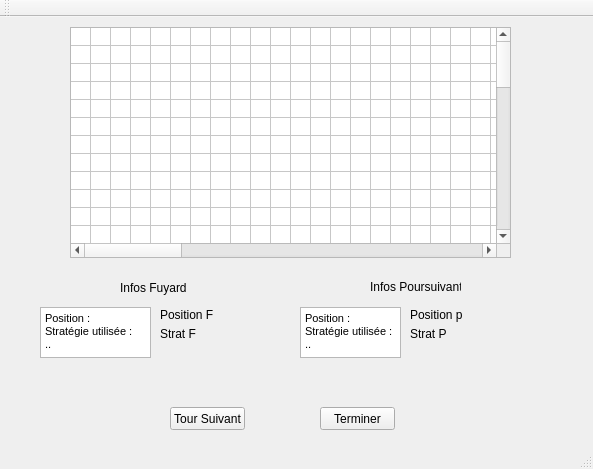
First picture: the form in mainwindow.ui, repository L3TZ/CoursePoursuite, before the edit.
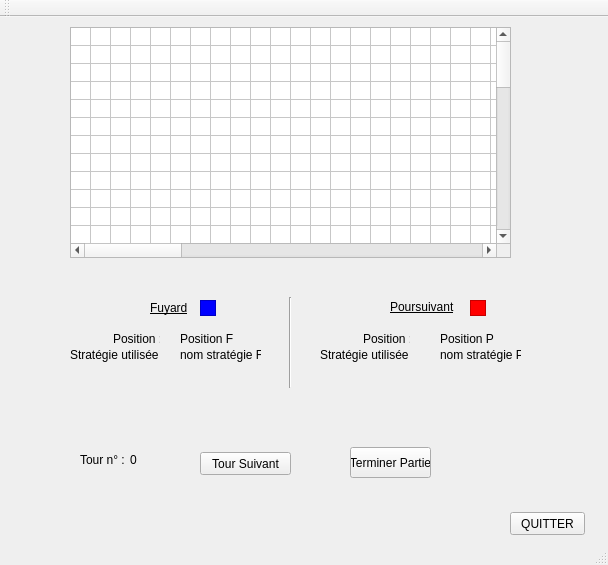
Second picture: the form after the edit.

Commit message: (Elo)Amélioration interface avant première démo

```diff
--- a/mainwindow.ui
+++ b/mainwindow.ui
@@ -6,8 +6,8 @@
    <rect>
     <x>0</x>
     <y>0</y>
-    <width>593</width>
-    <height>469</height>
+    <width>608</width>
+    <height>565</height>
    </rect>
   </property>
   <property name="windowTitle">
@@ -20,43 +20,39 @@
     </property>
     <property name="geometry">
      <rect>
-      <x>120</x>
-      <y>260</y>
-      <width>71</width>
+      <x>150</x>
+      <y>280</y>
+      <width>41</width>
       <height>21</height>
      </rect>
     </property>
+    <property name="font">
+     <font>
+      <pointsize>9</pointsize>
+      <underline>true</underline>
+     </font>
+    </property>
     <property name="text">
-     <string>Infos Fuyard</string>
+     <string>Fuyard</string>
     </property>
    </widget>
    <widget class="QLabel" name="labelP">
     <property name="geometry">
      <rect>
-      <x>370</x>
-      <y>260</y>
-      <width>91</width>
+      <x>390</x>
+      <y>280</y>
+      <width>71</width>
       <height>20</height>
      </rect>
     </property>
-    <property name="text">
-     <string>Infos Poursuivant</string>
+    <property name="font">
+     <font>
+      <pointsize>9</pointsize>
+      <underline>true</underline>
+     </font>
     </property>
-   </widget>
-   <widget class="QPushButton" name="boutonTourSuiv">
-    <property name="geometry">
-     <rect>
-      <x>170</x>
-      <y>390</y>
-      <width>75</width>
-      <height>23</height>
-     </rect>
-    </property>
     <property name="text">
-     <string>Tour Suivant</string>
-    </property>
-    <property name="checkable">
-     <bool>true</bool>
+     <string>Poursuivant</string>
     </property>
    </widget>
    <widget class="QTableWidget" name="grille">
@@ -230,62 +226,24 @@
    <widget class="QPushButton" name="boutonTerminer">
     <property name="geometry">
      <rect>
-      <x>320</x>
-      <y>390</y>
+      <x>510</x>
+      <y>495</y>
       <width>75</width>
       <height>23</height>
      </rect>
     </property>
     <property name="text">
-     <string>Terminer</string>
+     <string>QUITTER</string>
     </property>
     <property name="checkable">
      <bool>true</bool>
     </property>
    </widget>
-   <widget class="QTextBrowser" name="textFuyard">
-    <property name="geometry">
-     <rect>
-      <x>40</x>
-      <y>290</y>
-      <width>111</width>
-      <height>51</height>
-     </rect>
-    </property>
-    <property name="html">
-     <string>&lt;!DOCTYPE HTML PUBLIC &quot;-//W3C//DTD HTML 4.0//EN&quot; &quot;http://www.w3.org/TR/REC-html40/strict.dtd&quot;&gt;
-&lt;html&gt;&lt;head&gt;&lt;meta name=&quot;qrichtext&quot; content=&quot;1&quot; /&gt;&lt;style type=&quot;text/css&quot;&gt;
-p, li { white-space: pre-wrap; }
-&lt;/style&gt;&lt;/head&gt;&lt;body style=&quot; font-family:'MS Shell Dlg 2'; font-size:8.25pt; font-weight:400; font-style:normal;&quot;&gt;
-&lt;p style=&quot; margin-top:0px; margin-bottom:0px; margin-left:0px; margin-right:0px; -qt-block-indent:0; text-indent:0px;&quot;&gt;Position :&lt;/p&gt;
-&lt;p style=&quot; margin-top:0px; margin-bottom:0px; margin-left:0px; margin-right:0px; -qt-block-indent:0; text-indent:0px;&quot;&gt;Stratégie utilisée :&lt;/p&gt;
-&lt;p style=&quot; margin-top:0px; margin-bottom:0px; margin-left:0px; margin-right:0px; -qt-block-indent:0; text-indent:0px;&quot;&gt;..&lt;/p&gt;&lt;/body&gt;&lt;/html&gt;</string>
-    </property>
-   </widget>
-   <widget class="QTextBrowser" name="textPoursuivant">
-    <property name="geometry">
-     <rect>
-      <x>300</x>
-      <y>290</y>
-      <width>101</width>
-      <height>51</height>
-     </rect>
-    </property>
-    <property name="html">
-     <string>&lt;!DOCTYPE HTML PUBLIC &quot;-//W3C//DTD HTML 4.0//EN&quot; &quot;http://www.w3.org/TR/REC-html40/strict.dtd&quot;&gt;
-&lt;html&gt;&lt;head&gt;&lt;meta name=&quot;qrichtext&quot; content=&quot;1&quot; /&gt;&lt;style type=&quot;text/css&quot;&gt;
-p, li { white-space: pre-wrap; }
-&lt;/style&gt;&lt;/head&gt;&lt;body style=&quot; font-family:'MS Shell Dlg 2'; font-size:8.25pt; font-weight:400; font-style:normal;&quot;&gt;
-&lt;p style=&quot; margin-top:0px; margin-bottom:0px; margin-left:0px; margin-right:0px; -qt-block-indent:0; text-indent:0px;&quot;&gt;Position :&lt;/p&gt;
-&lt;p style=&quot; margin-top:0px; margin-bottom:0px; margin-left:0px; margin-right:0px; -qt-block-indent:0; text-indent:0px;&quot;&gt;Stratégie utilisée :&lt;/p&gt;
-&lt;p style=&quot; margin-top:0px; margin-bottom:0px; margin-left:0px; margin-right:0px; -qt-block-indent:0; text-indent:0px;&quot;&gt;..&lt;/p&gt;&lt;/body&gt;&lt;/html&gt;</string>
-    </property>
-   </widget>
    <widget class="QLabel" name="labelPosF">
     <property name="geometry">
      <rect>
-      <x>160</x>
-      <y>290</y>
+      <x>180</x>
+      <y>314</y>
       <width>61</width>
       <height>16</height>
      </rect>
@@ -297,40 +255,201 @@
    <widget class="QLabel" name="labelStratF">
     <property name="geometry">
      <rect>
-      <x>160</x>
-      <y>310</y>
-      <width>47</width>
-      <height>13</height>
+      <x>180</x>
+      <y>330</y>
+      <width>81</width>
+      <height>16</height>
      </rect>
     </property>
     <property name="text">
-     <string>Strat F</string>
+     <string>nom stratégie F</string>
     </property>
    </widget>
    <widget class="QLabel" name="labelPosP">
     <property name="geometry">
      <rect>
-      <x>410</x>
-      <y>290</y>
+      <x>440</x>
+      <y>314</y>
       <width>61</width>
       <height>16</height>
      </rect>
     </property>
     <property name="text">
-     <string>Position p</string>
+     <string>Position P</string>
     </property>
    </widget>
    <widget class="QLabel" name="labelStratP">
     <property name="geometry">
      <rect>
-      <x>410</x>
-      <y>310</y>
+      <x>440</x>
+      <y>330</y>
+      <width>81</width>
+      <height>16</height>
+     </rect>
+    </property>
+    <property name="text">
+     <string>nom stratégie P</string>
+    </property>
+   </widget>
+   <widget class="QLabel" name="labelNumTour">
+    <property name="geometry">
+     <rect>
+      <x>130</x>
+      <y>435</y>
+      <width>41</width>
+      <height>16</height>
+     </rect>
+    </property>
+    <property name="text">
+     <string>0</string>
+    </property>
+   </widget>
+   <widget class="QLabel" name="labelTour">
+    <property name="geometry">
+     <rect>
+      <x>80</x>
+      <y>435</y>
+      <width>51</width>
+      <height>16</height>
+     </rect>
+    </property>
+    <property name="text">
+     <string>Tour n° :</string>
+    </property>
+   </widget>
+   <widget class="QPushButton" name="boutonTourSuiv">
+    <property name="geometry">
+     <rect>
+      <x>200</x>
+      <y>435</y>
+      <width>91</width>
+      <height>23</height>
+     </rect>
+    </property>
+    <property name="text">
+     <string>Tour Suivant</string>
+    </property>
+    <property name="checkable">
+     <bool>true</bool>
+    </property>
+   </widget>
+   <widget class="QPushButton" name="boutonFinirPartie">
+    <property name="geometry">
+     <rect>
+      <x>350</x>
+      <y>430</y>
+      <width>81</width>
+      <height>31</height>
+     </rect>
+    </property>
+    <property name="text">
+     <string>Terminer Partie</string>
+    </property>
+   </widget>
+   <widget class="QLabel" name="nom_positionF">
+    <property name="geometry">
+     <rect>
+      <x>113</x>
+      <y>314</y>
       <width>47</width>
-      <height>13</height>
+      <height>16</height>
      </rect>
     </property>
     <property name="text">
-     <string>Strat P</string>
+     <string>Position :</string>
+    </property>
+   </widget>
+   <widget class="QLabel" name="nom_positionP">
+    <property name="geometry">
+     <rect>
+      <x>363</x>
+      <y>314</y>
+      <width>47</width>
+      <height>16</height>
+     </rect>
+    </property>
+    <property name="text">
+     <string>Position :</string>
+    </property>
+   </widget>
+   <widget class="QLabel" name="nom_stratP">
+    <property name="geometry">
+     <rect>
+      <x>320</x>
+      <y>330</y>
+      <width>91</width>
+      <height>16</height>
+     </rect>
+    </property>
+    <property name="text">
+     <string>Stratégie utilisée :</string>
+    </property>
+   </widget>
+   <widget class="QLabel" name="nom_stratF">
+    <property name="geometry">
+     <rect>
+      <x>70</x>
+      <y>330</y>
+      <width>91</width>
+      <height>16</height>
+     </rect>
+    </property>
+    <property name="text">
+     <string>Stratégie utilisée :</string>
+    </property>
+   </widget>
+   <widget class="Line" name="line">
+    <property name="geometry">
+     <rect>
+      <x>280</x>
+      <y>280</y>
+      <width>21</width>
+      <height>91</height>
+     </rect>
+    </property>
+    <property name="sizeIncrement">
+     <size>
+      <width>0</width>
+      <height>0</height>
+     </size>
+    </property>
+    <property name="font">
+     <font>
+      <weight>50</weight>
+      <bold>false</bold>
+     </font>
+    </property>
+    <property name="orientation">
+     <enum>Qt::Vertical</enum>
+    </property>
+   </widget>
+   <widget class="QGraphicsView" name="graphicsView">
+    <property name="geometry">
+     <rect>
+      <x>200</x>
+      <y>283</y>
+      <width>16</width>
+      <height>16</height>
+     </rect>
+    </property>
+    <property name="autoFillBackground">
+     <bool>true</bool>
+    </property>
+    <property name="styleSheet">
+     <string notr="true">background-color: blue</string>
+    </property>
+   </widget>
+   <widget class="QGraphicsView" name="graphicsView_2">
+    <property name="geometry">
+     <rect>
+      <x>470</x>
+      <y>283</y>
+      <width>16</width>
+      <height>16</height>
+     </rect>
+    </property>
+    <property name="styleSheet">
+     <string notr="true">background-color: red</string>
     </property>
    </widget>
   </widget>
```
Left out of the diff: 4 changed lines with no effect on the pictures. The commit also changes 2 other files.
